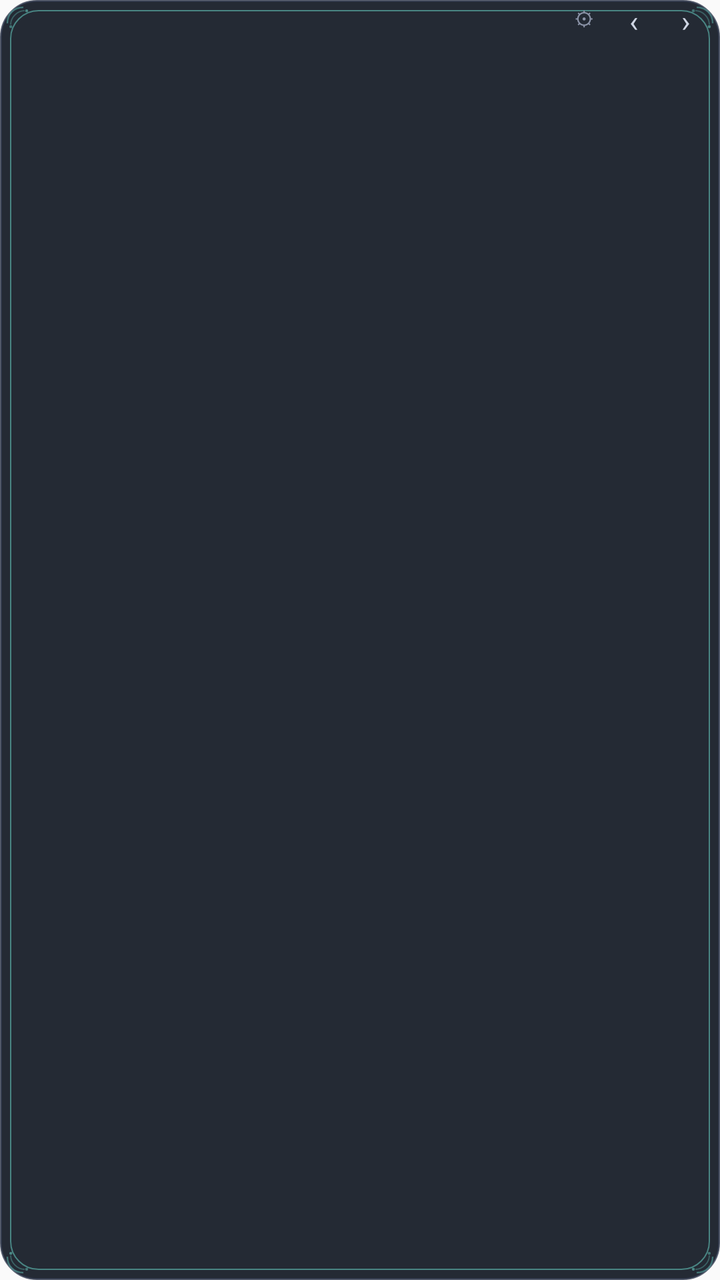
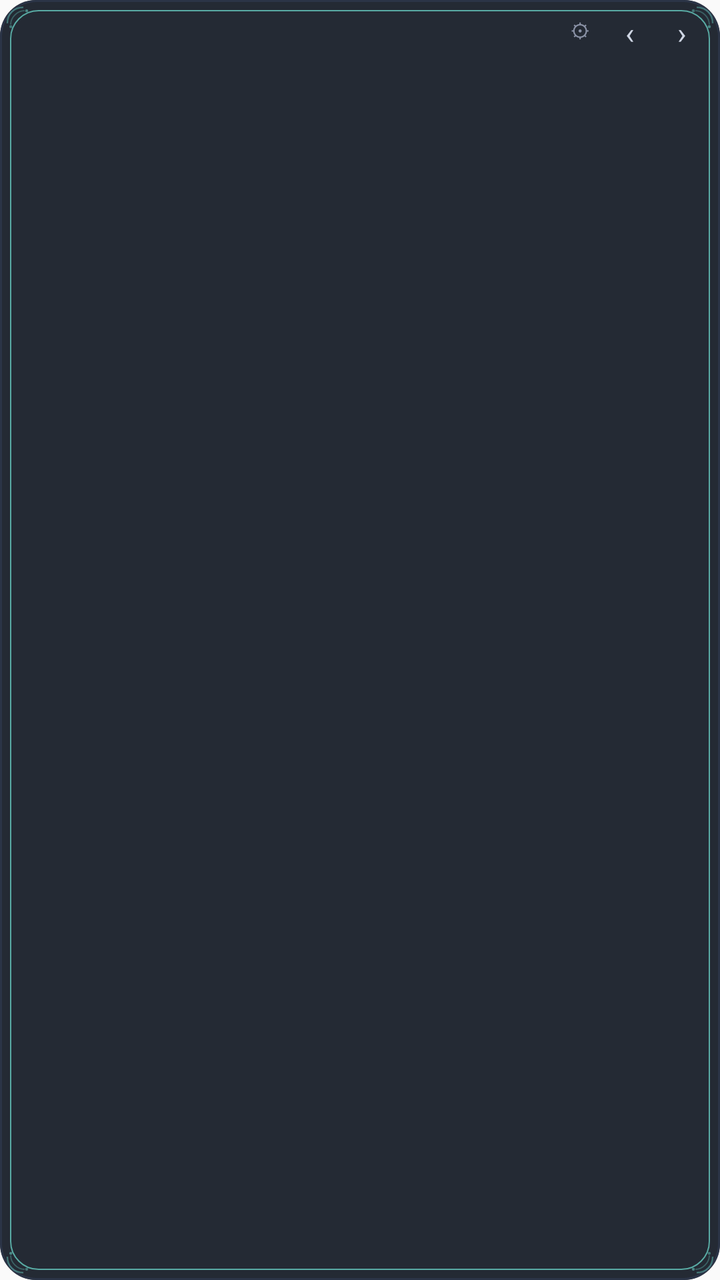

Two renders of the same Android screen: before a commit and after it. Below are the layout's source before the change and the commit's diff.
<!-- AndroidManifest.xml: application theme Theme.HorizonBrief -->
<!-- res/layout/widget_list_compact_wide.xml -->
<?xml version="1.0" encoding="utf-8"?>
<FrameLayout xmlns:android="http://schemas.android.com/apk/res/android"
    android:id="@+id/w_root"
    android:layout_width="match_parent"
    android:layout_height="match_parent"
    android:background="@drawable/bg_widget_a090">

    <ImageView
        android:layout_width="16dp"
        android:layout_height="16dp"
        android:layout_gravity="top|start"
        android:layout_margin="3dp"
        android:contentDescription="@null"
        android:src="@drawable/ic_corner_curl" />

    <ImageView
        android:layout_width="16dp"
        android:layout_height="16dp"
        android:layout_gravity="top|end"
        android:layout_margin="3dp"
        android:contentDescription="@null"
        android:rotation="90"
        android:src="@drawable/ic_corner_curl" />

    <ImageView
        android:layout_width="16dp"
        android:layout_height="16dp"
        android:layout_gravity="bottom|start"
        android:layout_margin="3dp"
        android:contentDescription="@null"
        android:rotation="270"
        android:src="@drawable/ic_corner_curl" />

    <ImageView
        android:layout_width="16dp"
        android:layout_height="16dp"
        android:layout_gravity="bottom|end"
        android:layout_margin="3dp"
        android:contentDescription="@null"
        android:rotation="180"
        android:src="@drawable/ic_corner_curl" />

    <LinearLayout
        android:layout_width="match_parent"
        android:layout_height="match_parent"
        android:orientation="vertical"
        android:paddingStart="12dp"
        android:paddingEnd="4dp">

        <LinearLayout
            android:layout_width="match_parent"
            android:layout_height="18dp"
            android:gravity="center_vertical"
            android:orientation="horizontal">

            <TextView
                android:id="@+id/w_date"
                android:layout_width="0dp"
                android:layout_height="wrap_content"
                android:layout_weight="1"
                android:ellipsize="end"
                android:maxLines="1"
                android:singleLine="true"
                android:textColor="#8b93a7"
                android:textSize="11sp" />

            <TextView
                android:id="@+id/w_page"
                android:layout_width="wrap_content"
                android:layout_height="wrap_content"
                android:textColor="#6f7789"
                android:textSize="10sp" />

            <TextView
                android:id="@+id/w_set"
                android:layout_width="24dp"
                android:layout_height="18dp"
                android:gravity="center"
                android:text="⚙"
                android:textColor="#8b93a7"
                android:textSize="10sp" />

            <TextView
                android:id="@+id/w_prev"
                android:layout_width="26dp"
                android:layout_height="18dp"
                android:gravity="center"
                android:text="‹"
                android:textColor="#cfd6e4"
                android:textSize="15sp" />

            <TextView
                android:id="@+id/w_next"
                android:layout_width="26dp"
                android:layout_height="18dp"
                android:gravity="center"
                android:text="›"
                android:textColor="#cfd6e4"
                android:textSize="15sp" />
        </LinearLayout>

        <ListView
            android:id="@+id/w_list"
            android:layout_width="match_parent"
            android:layout_height="0dp"
            android:layout_weight="1"
            android:clipToPadding="true"
            android:divider="@null"
            android:dividerHeight="0dp"
            android:listSelector="@android:color/transparent"
            android:paddingEnd="12dp"
            android:paddingBottom="10dp"
            android:scrollbars="none" />

        <TextView
            android:id="@android:id/empty"
            android:layout_width="match_parent"
            android:layout_height="wrap_content"
            android:textColor="#8b93a7"
            android:textSize="12sp"
            android:visibility="gone" />
    </LinearLayout>
</FrameLayout>
<!-- resources referenced by this layout -->
<resources>
  <!-- drawable bg_widget_a090 (drawable) -->
  <?xml version="1.0" encoding="utf-8"?>
  
  <layer-list xmlns:android="http://schemas.android.com/apk/res/android">
      <item>
          <shape android:shape="rectangle">
              <corners android:radius="18dp" />
              <solid android:color="#E60E1520" />
              <stroke android:width="1dp" android:color="#C62C364A" />
          </shape>
      </item>
      <item android:left="5dp" android:top="5dp" android:right="5dp" android:bottom="5dp">
          <shape android:shape="rectangle">
              <corners android:radius="14dp" />
              <solid android:color="#00000000" />
              <stroke android:width="0.7dp" android:color="#7E6FE3D4" />
          </shape>
      </item>
  </layer-list>
  <!-- drawable ic_corner_curl (drawable) -->
  <?xml version="1.0" encoding="utf-8"?>
  
  <vector xmlns:android="http://schemas.android.com/apk/res/android"
      android:width="24dp"
      android:height="24dp"
      android:viewportWidth="24"
      android:viewportHeight="24">
      <path
          android:fillColor="#00000000"
          android:strokeColor="#666FE3D4"
          android:strokeWidth="1.2"
          android:pathData="M1,13 C1,6 6,1 13,1" />
      <path
          android:fillColor="#00000000"
          android:strokeColor="#4D6FE3D4"
          android:strokeWidth="0.9"
          android:pathData="M3.5,14 C3.5,8.5 8.5,3.5 14,3.5" />
      <path
          android:fillColor="#806FE3D4"
          android:pathData="M15.5,3.6 m-1.1,0 a1.1,1.1 0 1,0 2.2,0 a1.1,1.1 0 1,0 -2.2,0" />
      <path
          android:fillColor="#666FE3D4"
          android:pathData="M3.6,15.5 m-1.1,0 a1.1,1.1 0 1,0 2.2,0 a1.1,1.1 0 1,0 -2.2,0" />
  </vector>
  <style name="Theme.HorizonBrief" parent="Theme.AppCompat.DayNight.NoActionBar">
          <item name="android:statusBarColor">#FF2563EB</item>
          <item name="android:windowLightStatusBar">false</item>
          <item name="android:navigationBarColor">#FFF5F7FB</item>
      </style>
</resources>

<!-- the commit's change to res/layout/widget_list_compact_wide.xml (unified diff, before → after) -->
@@ -1,9 +1,16 @@
 <?xml version="1.0" encoding="utf-8"?>
+
 <FrameLayout xmlns:android="http://schemas.android.com/apk/res/android"
     android:id="@+id/w_root"
     android:layout_width="match_parent"
     android:layout_height="match_parent"
     android:background="@drawable/bg_widget_a090">
+
+    <View
+        android:layout_width="match_parent"
+        android:layout_height="match_parent"
+        android:background="@drawable/frame_widget" />
+
 
     <ImageView
         android:layout_width="16dp"
@@ -44,8 +51,9 @@
         android:layout_width="match_parent"
         android:layout_height="match_parent"
         android:orientation="vertical"
-        android:paddingStart="12dp"
-        android:paddingEnd="4dp">
+        android:paddingStart="14dp"
+        android:paddingEnd="6dp"
+        android:paddingTop="6dp">
 
         <LinearLayout
             android:layout_width="match_parent"
<!-- resource entries referenced after the edit -->
@@ -1,21 +1,29 @@
 <!-- resources referenced by this layout -->
 <resources>
   <!-- drawable bg_widget_a090 (drawable) -->
+  <?xml version="1.0" encoding="utf-8"?>
+  
+  <shape xmlns:android="http://schemas.android.com/apk/res/android"
+      android:shape="rectangle">
+      <corners android:radius="18dp" />
+      <solid android:color="#E60E1520" />
+  </shape>
+  <!-- drawable frame_widget (drawable) -->
   <?xml version="1.0" encoding="utf-8"?>
   
   <layer-list xmlns:android="http://schemas.android.com/apk/res/android">
       <item>
           <shape android:shape="rectangle">
               <corners android:radius="18dp" />
-              <solid android:color="#E60E1520" />
-              <stroke android:width="1dp" android:color="#C62C364A" />
+              <solid android:color="#00000000" />
+              <stroke android:width="1dp" android:color="#E62C364A" />
           </shape>
       </item>
       <item android:left="5dp" android:top="5dp" android:right="5dp" android:bottom="5dp">
           <shape android:shape="rectangle">
               <corners android:radius="14dp" />
               <solid android:color="#00000000" />
-              <stroke android:width="0.7dp" android:color="#7E6FE3D4" />
+              <stroke android:width="0.7dp" android:color="#B36FE3D4" />
           </shape>
       </item>
   </layer-list>
